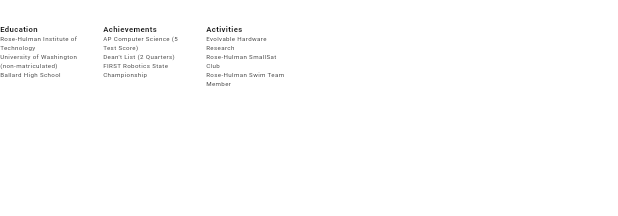
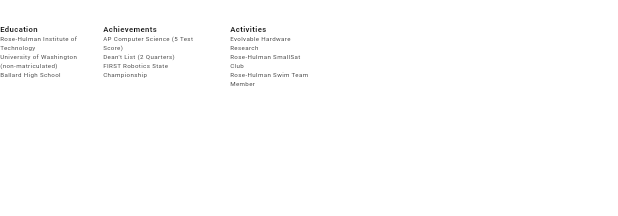
Before and after one commit to tbioren/tbioren.github.io, a Flutter app: the About widget shown alone on an empty page, opened directly, on a phone screen of 412 x 824 dp. Shown: the top 216 px of the screen. Run offline on Flutter 3.47's test engine with Material 3 defaults, Android fonts, the phone set to English and light mode, and no system bars; our stand-ins replace flutter_svg, visibility_detector.

```diff
--- a/lib/sections/about.dart
+++ b/lib/sections/about.dart
@@ -78,8 +78,6 @@ class _AboutState extends State<About> with SingleTickerProviderStateMixin {
                 ),
                 // Tools
                 Expanded(
-                  child: Padding(
-                    padding: const EdgeInsets.only(right: 16),
                   child: Column(
                     crossAxisAlignment: CrossAxisAlignment.start,
                     mainAxisAlignment: MainAxisAlignment.start,
@@ -106,11 +104,10 @@ class _AboutState extends State<About> with SingleTickerProviderStateMixin {
                     ],
                   ),
                 ),
-                ),
                 // Skills
                 Expanded(
                   child: Padding(
-                    padding: const EdgeInsets.only(right: 16),
+                    padding: const EdgeInsets.only(left: 16),
                     child: Column(
                       crossAxisAlignment: CrossAxisAlignment.start,
                       mainAxisAlignment: MainAxisAlignment.start,
--- a/lib/sections/projects.dart
+++ b/lib/sections/projects.dart
@@ -1,5 +1,3 @@
-import 'dart:convert';
-
 import 'package:flutter/material.dart';
 import 'package:flutter/services.dart';
 
--- a/lib/sections/title_screen.dart
+++ b/lib/sections/title_screen.dart
@@ -67,7 +67,7 @@ class _TitleScreenState extends State<TitleScreen>
                   Padding(
                     padding: const EdgeInsets.all(16.0),
                     child: SvgPicture.asset(
-                      '/images/githubLogo.svg',
+                      'assets/images/githubLogo.svg',
                       width: 50,
                       height: 50,
                     ),
@@ -75,7 +75,7 @@ class _TitleScreenState extends State<TitleScreen>
                   Padding(
                     padding: const EdgeInsets.all(16.0),
                     child: SvgPicture.asset(
-                      '/images/linkedinLogo.svg',
+                      'assets/images/linkedinLogo.svg',
                       width: 50,
                       height: 50,
                     ),
@@ -83,7 +83,7 @@ class _TitleScreenState extends State<TitleScreen>
                   Padding(
                     padding: const EdgeInsets.all(16.0),
                     child: SvgPicture.asset(
-                      '/images/emailLogo.svg',
+                      'assets/images/emailLogo.svg',
                       width: 50,
                       height: 50,
                     ),
```
Also changed, not shown: lib/sections/skills.dart (+2 -5 lines). Lines whose indentation alone changed are shown as unchanged.
